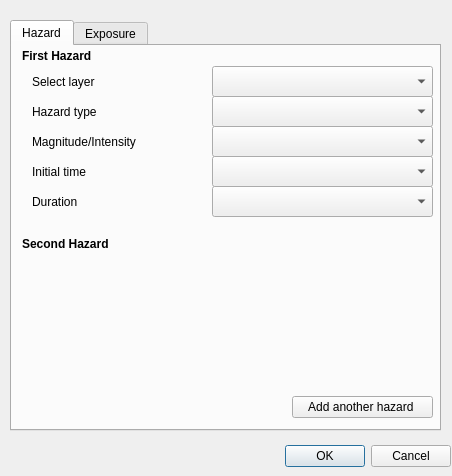
The window that multi_hazard_risk_dialog_base.ui (silviadeangeli/multi_hazard_plugin) describes before a commit, drawn with Qt 5.
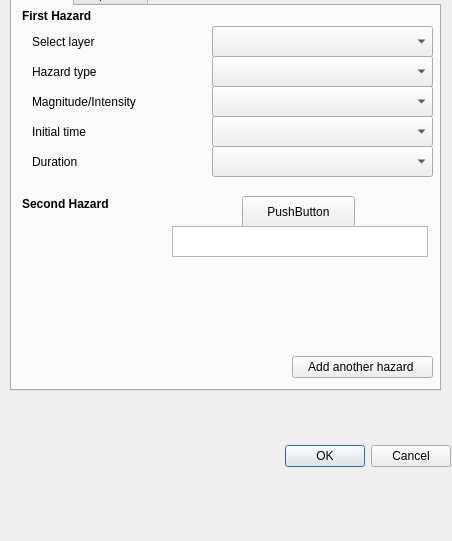
The same window after the commit.

```diff
--- a/multi_hazard_risk_dialog_base.ui
+++ b/multi_hazard_risk_dialog_base.ui
@@ -7,7 +7,7 @@
     <x>0</x>
     <y>0</y>
     <width>452</width>
-    <height>476</height>
+    <height>541</height>
    </rect>
   </property>
   <property name="windowTitle">
@@ -33,7 +33,7 @@
    <property name="geometry">
     <rect>
      <x>10</x>
-     <y>20</y>
+     <y>-20</y>
      <width>431</width>
      <height>411</height>
     </rect>
@@ -214,6 +214,29 @@
       </rect>
      </property>
     </widget>
+    <widget class="QPushButton" name="browse">
+     <property name="geometry">
+      <rect>
+       <x>230</x>
+       <y>190</y>
+       <width>113</width>
+       <height>32</height>
+      </rect>
+     </property>
+     <property name="text">
+      <string>PushButton</string>
+     </property>
+    </widget>
+    <widget class="QTextBrowser" name="textBrowser">
+     <property name="geometry">
+      <rect>
+       <x>160</x>
+       <y>220</y>
+       <width>256</width>
+       <height>31</height>
+      </rect>
+     </property>
+    </widget>
    </widget>
    <widget class="QWidget" name="exposure">
     <attribute name="title">
```
